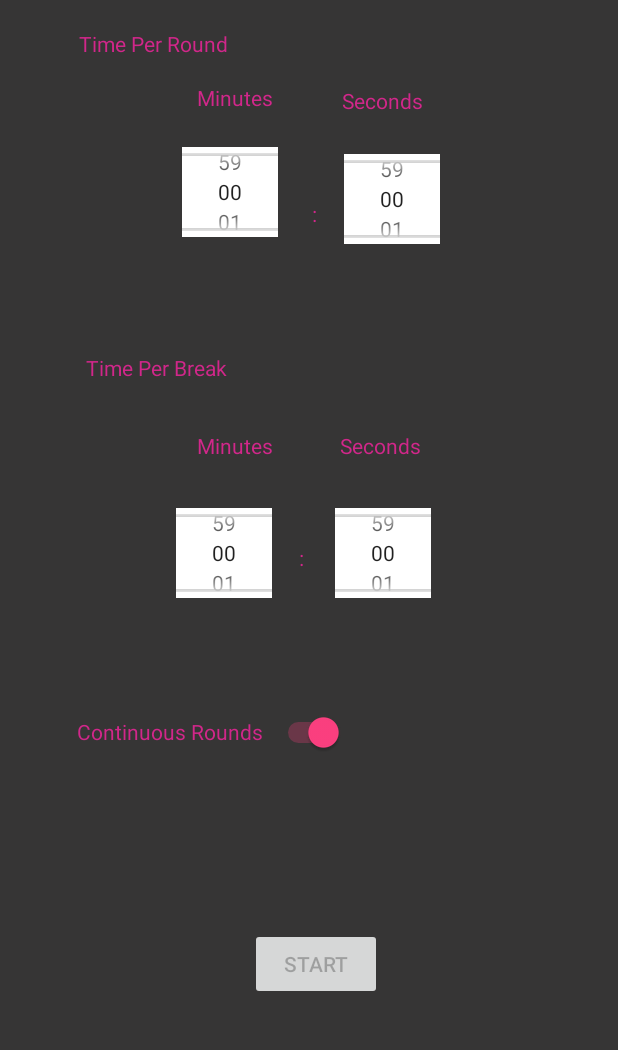
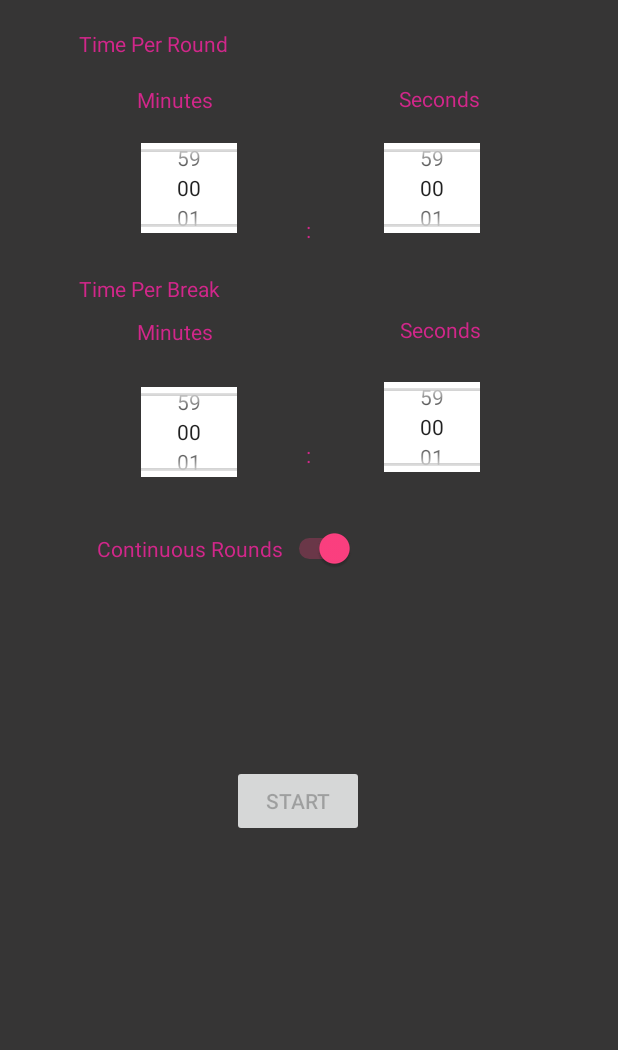
Before and after one commit to apanisales/IntervalTimer, an Android app: the screen it shows after launch (MainActivity), on a phone screen of 412 x 824 dp, the part 101-1151 px from its top. Run offline under Robolectric (Android 15) with nearby library versions, the phone set to English and light mode, and no system bars.

Commit message:
Edited layouts to handle the user changing the font and display size. Handled the case when the home button is pressed while the timer is running.

```diff
--- a/app/src/main/java/com/anthonypanisales/intervaltimer/BreakTimerActivity.java
+++ b/app/src/main/java/com/anthonypanisales/intervaltimer/BreakTimerActivity.java
@@ -57,6 +57,8 @@ public class BreakTimerActivity extends AppCompatActivity implements View.OnClic
         myHandler.removeCallbacksAndMessages(null);
         state.putSerializable("millisecsLeft",  millisecsLeft);
         state.putSerializable("paused", paused);
+        pauseButton.setVisibility(View.GONE);
+        resumeButton.setVisibility(View.VISIBLE);
     }
 
     @Override
--- a/app/src/main/java/com/anthonypanisales/intervaltimer/RoundTimerActivity.java
+++ b/app/src/main/java/com/anthonypanisales/intervaltimer/RoundTimerActivity.java
@@ -58,6 +58,8 @@ public class RoundTimerActivity extends AppCompatActivity implements View.OnClic
         myHandler.removeCallbacksAndMessages(null);
         state.putSerializable("millisecsLeft",  millisecsLeft);
         state.putSerializable("paused", paused);
+        pauseButton.setVisibility(View.GONE);
+        resumeButton.setVisibility(View.VISIBLE);
     }
 
     @Override
--- a/app/src/main/res/layout-port/activity_main.xml
+++ b/app/src/main/res/layout-port/activity_main.xml
@@ -23,11 +23,11 @@
             android:text="Seconds"
             android:textColor="@color/main_activity_text"
             app:layout_constraintBottom_toBottomOf="parent"
-            app:layout_constraintHorizontal_bias="0.64"
+            app:layout_constraintHorizontal_bias="0.756"
             app:layout_constraintLeft_toLeftOf="parent"
             app:layout_constraintRight_toRightOf="parent"
-            app:layout_constraintTop_toBottomOf="@+id/textView6"
-            app:layout_constraintVertical_bias="0.353" />
+            app:layout_constraintTop_toBottomOf="@+id/textView"
+            app:layout_constraintVertical_bias="0.0" />
 
         <TextView
             android:id="@+id/textView9"
@@ -41,10 +41,10 @@
             android:textColor="@color/main_activity_text"
             app:layout_constraintBottom_toBottomOf="parent"
             app:layout_constraintEnd_toEndOf="parent"
-            app:layout_constraintHorizontal_bias="0.644"
+            app:layout_constraintHorizontal_bias="0.755"
             app:layout_constraintStart_toStartOf="parent"
             app:layout_constraintTop_toBottomOf="@+id/textView6"
-            app:layout_constraintVertical_bias="0.016" />
+            app:layout_constraintVertical_bias="0.014" />
 
         <TextView
             android:id="@+id/textView"
@@ -57,11 +57,11 @@
             android:text="Time Per Break"
             android:textColor="@color/main_activity_text"
             app:layout_constraintBottom_toBottomOf="parent"
-            app:layout_constraintHorizontal_bias="0.164"
+            app:layout_constraintHorizontal_bias="0.148"
             app:layout_constraintLeft_toLeftOf="parent"
             app:layout_constraintRight_toRightOf="parent"
-            app:layout_constraintTop_toBottomOf="@+id/textView6"
-            app:layout_constraintVertical_bias="0.276" />
+            app:layout_constraintTop_toBottomOf="@+id/round_min_picker"
+            app:layout_constraintVertical_bias="0.034" />
 
         <TextView
             android:id="@+id/textView6"
@@ -91,11 +91,11 @@
             android:text="Minutes"
             android:textColor="@color/main_activity_text"
             app:layout_constraintBottom_toBottomOf="parent"
-            app:layout_constraintHorizontal_bias="0.357"
+            app:layout_constraintHorizontal_bias="0.242"
             app:layout_constraintLeft_toLeftOf="parent"
             app:layout_constraintRight_toRightOf="parent"
-            app:layout_constraintTop_toBottomOf="@+id/textView6"
-            app:layout_constraintVertical_bias="0.353" />
+            app:layout_constraintTop_toBottomOf="@+id/textView"
+            app:layout_constraintVertical_bias="0.003" />
 
         <TextView
             android:id="@+id/textView7"
@@ -108,11 +108,11 @@
             android:text="Minutes"
             android:textColor="@color/main_activity_text"
             app:layout_constraintBottom_toBottomOf="parent"
-            app:layout_constraintHorizontal_bias="0.357"
+            app:layout_constraintHorizontal_bias="0.242"
             app:layout_constraintLeft_toLeftOf="parent"
             app:layout_constraintRight_toRightOf="parent"
             app:layout_constraintTop_toBottomOf="@+id/textView6"
-            app:layout_constraintVertical_bias="0.013" />
+            app:layout_constraintVertical_bias="0.015" />
 
         <TextView
             android:id="@+id/textView4"
@@ -126,12 +126,12 @@
             android:textColor="@color/main_activity_text"
             app:layout_constraintBottom_toBottomOf="parent"
             app:layout_constraintEnd_toStartOf="@+id/break_sec_picker"
-            app:layout_constraintHorizontal_bias="0.454"
+            app:layout_constraintHorizontal_bias="0.48"
             app:layout_constraintLeft_toLeftOf="parent"
             app:layout_constraintRight_toRightOf="parent"
             app:layout_constraintStart_toEndOf="@+id/break_min_picker"
-            app:layout_constraintTop_toBottomOf="@+id/textView6"
-            app:layout_constraintVertical_bias="0.462" />
+            app:layout_constraintTop_toBottomOf="@+id/textView2"
+            app:layout_constraintVertical_bias="0.112" />
 
         <TextView
             android:id="@+id/textView8"
@@ -145,12 +145,12 @@
             android:textColor="@color/main_activity_text"
             app:layout_constraintBottom_toBottomOf="parent"
             app:layout_constraintEnd_toStartOf="@+id/round_sec_picker"
-            app:layout_constraintHorizontal_bias="0.6"
+            app:layout_constraintHorizontal_bias="0.48"
             app:layout_constraintLeft_toLeftOf="parent"
             app:layout_constraintRight_toRightOf="parent"
             app:layout_constraintStart_toEndOf="@+id/round_min_picker"
             app:layout_constraintTop_toBottomOf="@+id/textView6"
-            app:layout_constraintVertical_bias="0.126" />
+            app:layout_constraintVertical_bias="0.142" />
 
         <TextView
             android:id="@+id/textView10"
@@ -181,10 +181,10 @@
             android:background="@color/main_activity_editText"
             app:layout_constraintBottom_toBottomOf="parent"
             app:layout_constraintEnd_toEndOf="parent"
-            app:layout_constraintHorizontal_bias="0.342"
+            app:layout_constraintHorizontal_bias="0.26"
             app:layout_constraintStart_toStartOf="parent"
-            app:layout_constraintTop_toBottomOf="@+id/textView6"
-            app:layout_constraintVertical_bias="0.08" />
+            app:layout_constraintTop_toBottomOf="@+id/textView7"
+            app:layout_constraintVertical_bias="0.019" />
 
         <NumberPicker
             android:id="@+id/round_sec_picker"
@@ -197,10 +197,10 @@
             android:background="@color/main_activity_editText"
             app:layout_constraintBottom_toBottomOf="parent"
             app:layout_constraintEnd_toEndOf="parent"
-            app:layout_constraintHorizontal_bias="0.666"
+            app:layout_constraintHorizontal_bias="0.746"
             app:layout_constraintStart_toStartOf="parent"
-            app:layout_constraintTop_toBottomOf="@+id/textView6"
-            app:layout_constraintVertical_bias="0.094" />
+            app:layout_constraintTop_toBottomOf="@+id/textView9"
+            app:layout_constraintVertical_bias="0.022" />
 
         <NumberPicker
             android:id="@+id/break_min_picker"
@@ -213,10 +213,10 @@
             android:background="@color/main_activity_editText"
             app:layout_constraintBottom_toBottomOf="parent"
             app:layout_constraintEnd_toEndOf="parent"
-            app:layout_constraintHorizontal_bias="0.329"
+            app:layout_constraintHorizontal_bias="0.26"
             app:layout_constraintStart_toStartOf="parent"
-            app:layout_constraintTop_toBottomOf="@+id/textView6"
-            app:layout_constraintVertical_bias="0.455" />
+            app:layout_constraintTop_toBottomOf="@+id/textView2"
+            app:layout_constraintVertical_bias="0.043" />
 
         <NumberPicker
             android:id="@+id/break_sec_picker"
@@ -229,10 +229,10 @@
             android:background="@color/main_activity_editText"
             app:layout_constraintBottom_toBottomOf="parent"
             app:layout_constraintEnd_toEndOf="parent"
-            app:layout_constraintHorizontal_bias="0.648"
+            app:layout_constraintHorizontal_bias="0.746"
             app:layout_constraintStart_toStartOf="parent"
-            app:layout_constraintTop_toBottomOf="@+id/textView6"
-            app:layout_constraintVertical_bias="0.455" />
+            app:layout_constraintTop_toBottomOf="@+id/textView5"
+            app:layout_constraintVertical_bias="0.039" />
 
         <Button
             android:id="@+id/startButton"
@@ -246,16 +246,16 @@
             android:onClick="onButtonTap"
             android:text="Start"
             app:layout_constraintBottom_toBottomOf="parent"
-            app:layout_constraintHorizontal_bias="0.515"
+            app:layout_constraintHorizontal_bias="0.476"
             app:layout_constraintLeft_toLeftOf="parent"
             app:layout_constraintRight_toRightOf="parent"
-            app:layout_constraintTop_toTopOf="parent"
-            app:layout_constraintVertical_bias="0.892" />
+            app:layout_constraintTop_toBottomOf="@+id/specificRounds"
+            app:layout_constraintVertical_bias="0.277" />
 
         <Switch
             android:id="@+id/roundsSwitch"
-            android:layout_width="178dp"
-            android:layout_height="32dp"
+            android:layout_width="wrap_content"
+            android:layout_height="wrap_content"
             android:layout_marginBottom="8dp"
             android:layout_marginEnd="8dp"
             android:layout_marginStart="8dp"
@@ -265,10 +265,10 @@
             android:textColor="@color/main_activity_text"
             app:layout_constraintBottom_toBottomOf="parent"
             app:layout_constraintEnd_toEndOf="parent"
-            app:layout_constraintHorizontal_bias="0.198"
+            app:layout_constraintHorizontal_bias="0.254"
             app:layout_constraintStart_toStartOf="parent"
-            app:layout_constraintTop_toTopOf="parent"
-            app:layout_constraintVertical_bias="0.685"
+            app:layout_constraintTop_toBottomOf="@+id/break_min_picker"
+            app:layout_constraintVertical_bias="0.065"
             tools:checked="true" />
 
         <EditText
@@ -286,15 +286,15 @@
             android:visibility="invisible"
             app:layout_constraintBottom_toBottomOf="parent"
             app:layout_constraintEnd_toEndOf="parent"
-            app:layout_constraintHorizontal_bias="0.0"
+            app:layout_constraintHorizontal_bias="0.008"
             app:layout_constraintStart_toEndOf="@+id/numberOfRoundsText"
             app:layout_constraintTop_toBottomOf="@+id/roundsSwitch"
-            app:layout_constraintVertical_bias="0.0" />
+            app:layout_constraintVertical_bias="0.04" />
 
         <TextView
             android:id="@+id/numberOfRoundsText"
             android:layout_width="wrap_content"
-            android:layout_height="17dp"
+            android:layout_height="wrap_content"
             android:layout_marginBottom="8dp"
             android:layout_marginEnd="8dp"
             android:layout_marginStart="8dp"
@@ -304,10 +304,10 @@
             android:visibility="invisible"
             app:layout_constraintBottom_toBottomOf="parent"
             app:layout_constraintEnd_toEndOf="parent"
-            app:layout_constraintHorizontal_bias="0.176"
+            app:layout_constraintHorizontal_bias="0.19"
             app:layout_constraintStart_toStartOf="parent"
             app:layout_constraintTop_toBottomOf="@+id/roundsSwitch"
-            app:layout_constraintVertical_bias="0.0" />
+            app:layout_constraintVertical_bias="0.036" />
 
     </android.support.constraint.ConstraintLayout>
 
--- a/app/src/main/res/values/dimens.xml
+++ b/app/src/main/res/values/dimens.xml
@@ -1,5 +1,5 @@
 <resources>
     <dimen name="fab_margin">16dp</dimen>
-    <dimen name="timer_font_size">120sp</dimen>
-    <dimen name="round_counter_size">50sp</dimen>
+    <dimen name="timer_font_size">95sp</dimen>
+    <dimen name="round_counter_size">45sp</dimen>
 </resources>
```
Also changed, not shown: app/src/main/res/layout-land/breaktimer.xml (+15 -18 lines), app/src/main/res/layout-land/roundtimer.xml (+10 -13 lines).
